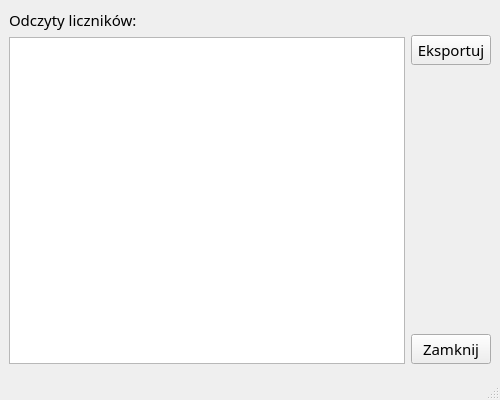
Qt form counters/resources/appwindow.ui (vbert/counters) before a commit.
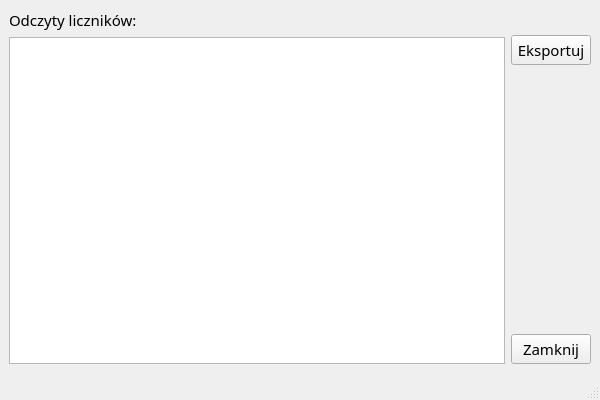
The same form after that commit. Icons and pictures are not drawn.

Commit message: Add default values, change window width on start

Diff of the .ui file:
```diff
--- a/counters/resources/appwindow.ui
+++ b/counters/resources/appwindow.ui
@@ -6,7 +6,7 @@
             <rect>
                 <x>0</x>
                 <y>0</y>
-                <width>500</width>
+                <width>600</width>
                 <height>400</height>
             </rect>
         </property>
```
Left out of the diff: 2 changed lines with no effect on the pictures. The commit also changes 1 other file.
